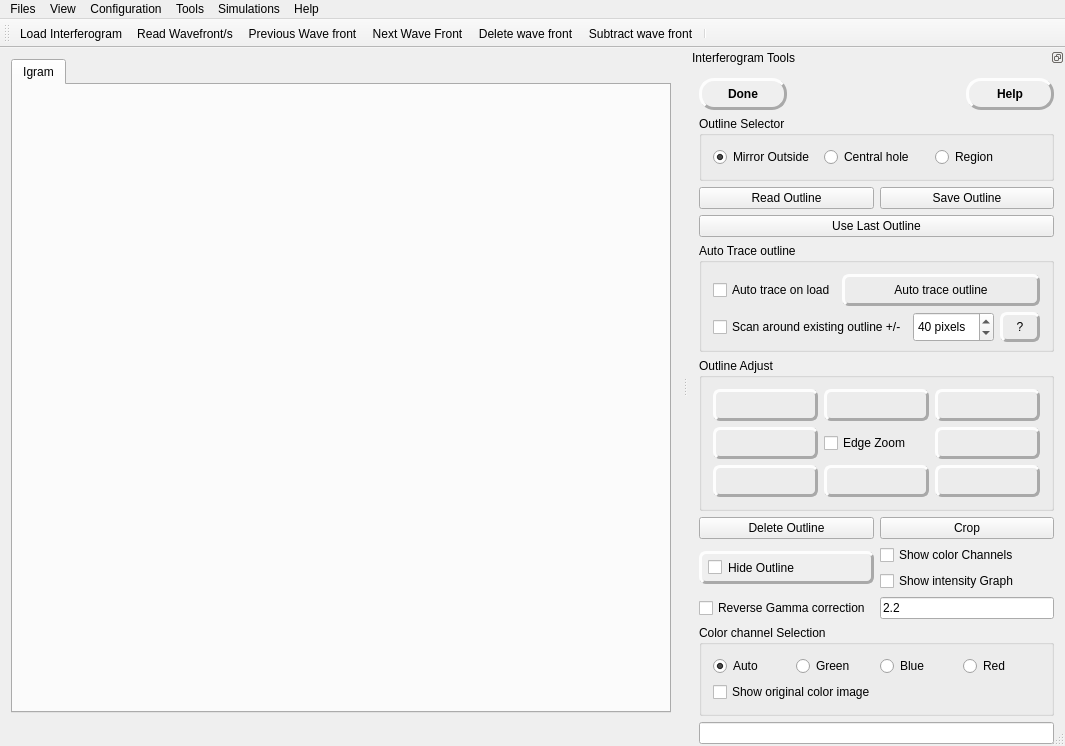
Old version of the form mainwindow.ui in the repository githubdoe/DFTFringe.
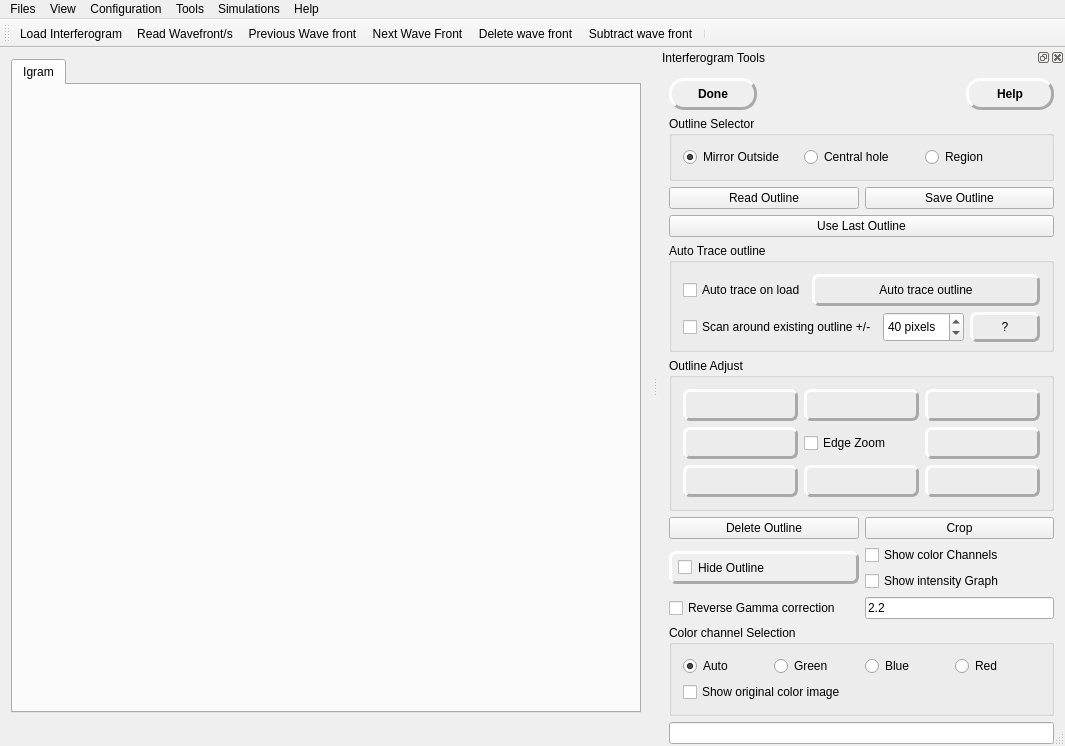
New version of the form. Icons and pictures are not drawn.

What changed in the file:
```diff
--- a/mainwindow.ui
+++ b/mainwindow.ui
@@ -161,7 +161,7 @@
     <string/>
    </property>
    <property name="features">
-    <set>QDockWidget::DockWidgetFloatable|QDockWidget::DockWidgetMovable</set>
+    <set>QDockWidget::AllDockWidgetFeatures</set>
    </property>
    <property name="allowedAreas">
     <set>Qt::LeftDockWidgetArea|Qt::RightDockWidgetArea</set>
@@ -478,7 +478,7 @@
             </property>
             <property name="minimumSize">
              <size>
-              <width>40</width>
+              <width>70</width>
               <height>30</height>
              </size>
             </property>
```
